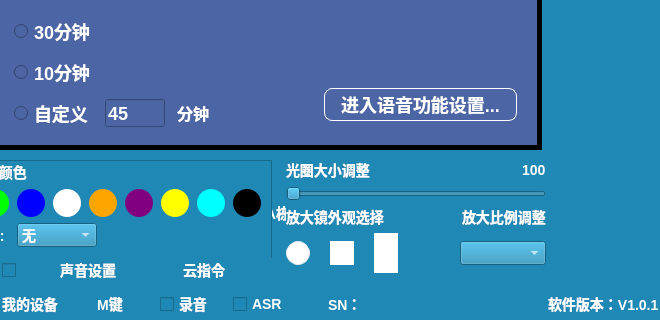
The window that EasyPointer/mainwindow.ui (wlffeng2008/EasyPointer) describes before a commit, drawn with Qt 5; both pictures show x 180 to 840 and y 200 to 520 of the 840 by 520 pixel window.
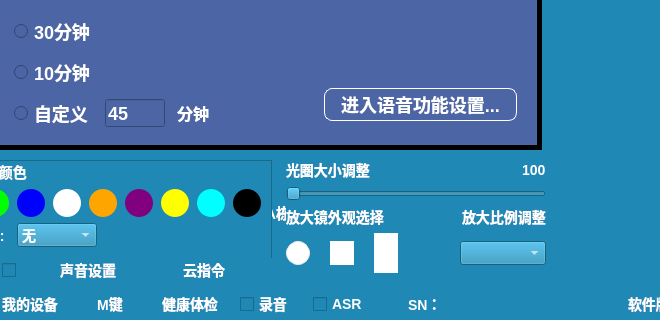
The same window after the commit. Icons and pictures are not drawn. Custom widgets are drawn as their Qt base class.

The edit to the form file:
```diff
--- a/EasyPointer/mainwindow.ui
+++ b/EasyPointer/mainwindow.ui
@@ -2088,7 +2088,7 @@
      <rect>
       <x>0</x>
       <y>490</y>
-      <width>844</width>
+      <width>924</width>
       <height>28</height>
      </rect>
     </property>
@@ -2258,6 +2258,44 @@
        </property>
       </widget>
      </item>
+     <item>
+      <widget class="QPushButton" name="pushButtonHealth">
+       <property name="minimumSize">
+        <size>
+         <width>60</width>
+         <height>0</height>
+        </size>
+       </property>
+       <property name="cursor">
+        <cursorShape>PointingHandCursor</cursorShape>
+       </property>
+       <property name="styleSheet">
+        <string notr="true">    QPushButton {
+            color: white;
+            border: none;
+            background: none;
+            padding: 0px 0px;
+            outline: none;
+        }
+
+    QPushButton:hover    { background-color: #D8D8D8; border: 1px solid #EAEAEA;}
+    QPushButton:pressed  { background-color: #D8D8D8; color: white; }
+    QPushButton:checked  { background-color: #df6e35; color: white; }</string>
+       </property>
+       <property name="text">
+        <string>健康体检</string>
+       </property>
+       <property name="checkable">
+        <bool>false</bool>
+       </property>
+       <property name="autoExclusive">
+        <bool>false</bool>
+       </property>
+       <property name="flat">
+        <bool>true</bool>
+       </property>
+      </widget>
+     </item>
      <item>
       <widget class="QCheckBox" name="checkBoxRecord">
        <property name="cursor">
```
Left out of the diff: 34 changed lines with no effect on the pictures.
